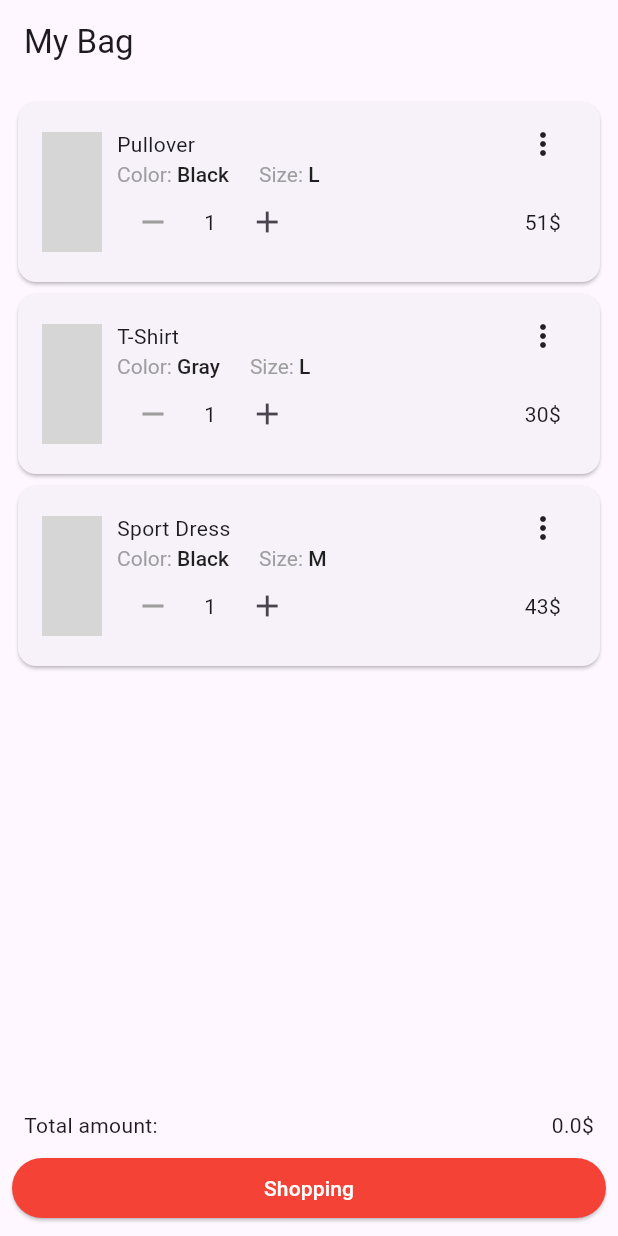
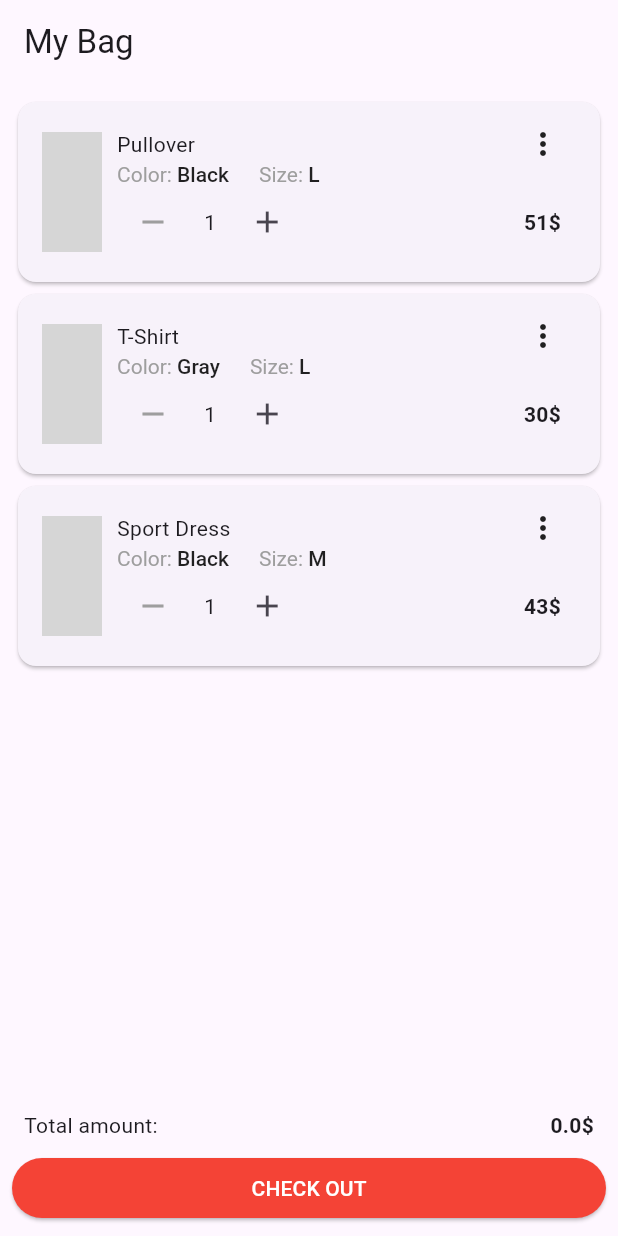
Before and after one commit to SEC-MASUM/flutter_shopping_cart, a Flutter app: the screen it shows after launch, after a tap on the "remove" icon, on a phone screen of 412 x 824 dp. Run offline on Flutter 3.47's test engine with Material 3 defaults, Android fonts, the phone set to English and light mode, and no system bars; network calls fail; statements that could not run were skipped; grey boxes are pictures that could not be loaded.

Commit message:
implement add , remove and check out button

```diff
--- a/lib/cart.dart
+++ b/lib/cart.dart
@@ -57,6 +57,32 @@ class _CartState extends State<Cart> {
     });
   }
 
+  onTapAddButton(index) {
+    setState(() {
+      productList[index]["count"] = productList[index]["count"] + 1;
+      calculateTotalAmount();
+    });
+  }
+
+  onTapRemoveButton(index) {
+    setState(() {
+      if (productList[index]["count"] <= 1) {
+        productList[index]["count"] = 1;
+      } else {
+        productList[index]["count"] = productList[index]["count"] - 1;
+      }
+      calculateTotalAmount();
+    });
+  }
+
+  SuccessSnackbar(context) {
+    return ScaffoldMessenger.of(context).showSnackBar(
+      const SnackBar(
+        content: Text("Successfully Checkout"),
+      ),
+    );
+  }
+
   @override
   Widget build(BuildContext context) {
     return Scaffold(
@@ -101,7 +127,7 @@ class _CartState extends State<Cart> {
                                           children: [
                                             Text(
                                                 "${productList[index]["name"]}"),
-                                            Icon(Icons.more_vert),
+                                            const Icon(Icons.more_vert),
                                           ],
                                         ),
                                         Row(
@@ -109,13 +135,13 @@ class _CartState extends State<Cart> {
                                             RichText(
                                               text: TextSpan(
                                                 text: "Color: ",
-                                                style: TextStyle(
+                                                style: const TextStyle(
                                                     color: Colors.grey),
                                                 children: [
                                                   TextSpan(
                                                       text:
                                                           "${productList[index]["color"]}",
-                                                      style: TextStyle(
+                                                      style: const TextStyle(
                                                           color: Colors.black87,
                                                           fontWeight:
                                                               FontWeight.w500))
@@ -126,13 +152,13 @@ class _CartState extends State<Cart> {
                                             RichText(
                                               text: TextSpan(
                                                 text: "Size: ",
-                                                style: TextStyle(
+                                                style: const TextStyle(
                                                     color: Colors.grey),
                                                 children: [
                                                   TextSpan(
                                                     text:
                                                         "${productList[index]["size"]}",
-                                                    style: TextStyle(
+                                                    style: const TextStyle(
                                                         color: Colors.black87,
                                                         fontWeight:
                                                             FontWeight.w500),
@@ -151,24 +177,31 @@ class _CartState extends State<Cart> {
                                                   MainAxisAlignment.start,
                                               children: [
                                                 IconButton(
-                                                  onPressed: () {},
-                                                  icon: Icon(
+                                                  onPressed: () {
+                                                    onTapRemoveButton(index);
+                                                  },
+                                                  icon: const Icon(
                                                     Icons.remove,
                                                     color: Colors.grey,
                                                   ),
                                                 ),
-                                                SizedBox(width: 10),
+                                                const SizedBox(width: 10),
                                                 Text(
                                                     "${productList[index]["count"]}"),
-                                                SizedBox(width: 10),
+                                                const SizedBox(width: 10),
                                                 IconButton(
-                                                  onPressed: () {},
-                                                  icon: Icon(Icons.add),
+                                                  onPressed: () {
+                                                    onTapAddButton(index);
+                                                  },
+                                                  icon: const Icon(Icons.add),
                                                 ),
                                               ],
                                             ),
                                             Text(
-                                                "${productList[index]["unitPrice"].toString()}\$"),
+                                                "${productList[index]["unitPrice"].toString()}\$",
+                                                style: const TextStyle(
+                                                    fontWeight:
+                                                        FontWeight.w700)),
                                           ],
                                         )
                                       ],
@@ -188,8 +221,11 @@ class _CartState extends State<Cart> {
               child: Row(
                 mainAxisAlignment: MainAxisAlignment.spaceBetween,
                 children: [
-                  Text("Total amount:"),
-                  Text("${totalAmount}\$"),
+                  const Text("Total amount:"),
+                  Text(
+                    "${totalAmount}\$",
+                    style: const TextStyle(fontWeight: FontWeight.w700),
+                  ),
                 ],
               ),
             ),
@@ -197,8 +233,10 @@ class _CartState extends State<Cart> {
               children: [
                 Expanded(
                   child: ElevatedButton(
-                    onPressed: () {},
-                    child: const Text("Shopping"),
+                    onPressed: () {
+                      SuccessSnackbar(context);
+                    },
+                    child: const Text("CHECK OUT"),
                     style: ElevatedButton.styleFrom(
                         backgroundColor: Colors.red,
                         foregroundColor: Colors.white),
```
